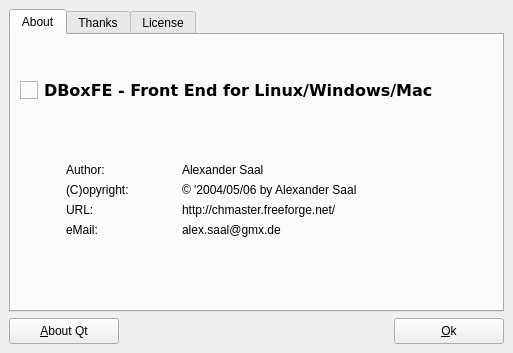
This is ui/about.ui in LasDesu/DBoxFE as Qt 5 draws it before an edit. The edited form follows.
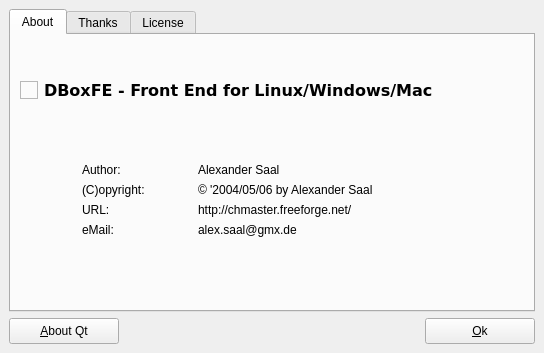
This is the edited form. Icons and pictures are not drawn.

Commit message: * you can now start dosbox with keymapper if the checkbox 'start Keymapper' is checked ... * thanks and license text is now diplay on about dialog * fixed the size of about dialog (no resize) * fixed the settings (you can now save the option 'start Keymapper') * disabeld language option (i work on german translation) * update kdevelop project file

```diff
--- a/ui/about.ui
+++ b/ui/about.ui
@@ -8,10 +8,22 @@
    <rect>
     <x>0</x>
     <y>0</y>
-    <width>513</width>
+    <width>544</width>
     <height>353</height>
    </rect>
   </property>
+  <property name="minimumSize" >
+   <size>
+    <width>544</width>
+    <height>353</height>
+   </size>
+  </property>
+  <property name="maximumSize" >
+   <size>
+    <width>544</width>
+    <height>353</height>
+   </size>
+  </property>
   <property name="windowTitle" >
    <string>About DBoxFE</string>
   </property>
@@ -25,67 +37,6 @@
    <property name="spacing" >
     <number>6</number>
    </property>
-   <item row="1" column="0" >
-    <layout class="QHBoxLayout" >
-     <property name="margin" >
-      <number>0</number>
-     </property>
-     <property name="spacing" >
-      <number>6</number>
-     </property>
-     <item>
-      <widget class="QPushButton" name="btnAboutQt" >
-       <property name="minimumSize" >
-        <size>
-         <width>110</width>
-         <height>26</height>
-        </size>
-       </property>
-       <property name="maximumSize" >
-        <size>
-         <width>110</width>
-         <height>26</height>
-        </size>
-       </property>
-       <property name="text" >
-        <string>&amp;About Qt</string>
-       </property>
-      </widget>
-     </item>
-     <item>
-      <spacer>
-       <property name="orientation" >
-        <enum>Qt::Horizontal</enum>
-       </property>
-       <property name="sizeHint" >
-        <size>
-         <width>81</width>
-         <height>20</height>
-        </size>
-       </property>
-      </spacer>
-     </item>
-     <item>
-      <widget class="QPushButton" name="btnOk" >
-       <property name="minimumSize" >
-        <size>
-         <width>110</width>
-         <height>26</height>
-        </size>
-       </property>
-       <property name="maximumSize" >
-        <size>
-         <width>110</width>
-         <height>26</height>
-        </size>
-       </property>
-       <property name="text" >
-        <string>&amp;Ok</string>
-       </property>
-      </widget>
-     </item>
-    </layout>
-   </item>
    <item row="0" column="0" >
     <widget class="QTabWidget" name="tabWidgetAbout" >
      <widget class="QWidget" name="tabAbout" >
@@ -99,15 +50,15 @@
        <property name="spacing" >
         <number>6</number>
        </property>
-       <item row="0" column="1" >
+       <item rowspan="3" row="2" column="0" >
         <spacer>
          <property name="orientation" >
-          <enum>Qt::Vertical</enum>
+          <enum>Qt::Horizontal</enum>
          </property>
          <property name="sizeHint" >
           <size>
-           <width>371</width>
-           <height>20</height>
+           <width>40</width>
+           <height>201</height>
           </size>
          </property>
         </spacer>
@@ -165,6 +116,19 @@
          </item>
         </layout>
        </item>
+       <item row="0" column="1" >
+        <spacer>
+         <property name="orientation" >
+          <enum>Qt::Vertical</enum>
+         </property>
+         <property name="sizeHint" >
+          <size>
+           <width>371</width>
+           <height>20</height>
+          </size>
+         </property>
+        </spacer>
+       </item>
        <item row="2" column="1" >
         <spacer>
          <property name="orientation" >
@@ -364,19 +328,6 @@
          </property>
         </spacer>
        </item>
-       <item rowspan="3" row="2" column="0" >
-        <spacer>
-         <property name="orientation" >
-          <enum>Qt::Horizontal</enum>
-         </property>
-         <property name="sizeHint" >
-          <size>
-           <width>40</width>
-           <height>201</height>
-          </size>
-         </property>
-        </spacer>
-       </item>
       </layout>
      </widget>
      <widget class="QWidget" name="tabThanks" >
@@ -424,6 +375,67 @@
      </widget>
     </widget>
    </item>
+   <item row="1" column="0" >
+    <layout class="QHBoxLayout" >
+     <property name="margin" >
+      <number>0</number>
+     </property>
+     <property name="spacing" >
+      <number>6</number>
+     </property>
+     <item>
+      <widget class="QPushButton" name="btnAboutQt" >
+       <property name="minimumSize" >
+        <size>
+         <width>110</width>
+         <height>26</height>
+        </size>
+       </property>
+       <property name="maximumSize" >
+        <size>
+         <width>110</width>
+         <height>26</height>
+        </size>
+       </property>
+       <property name="text" >
+        <string>&amp;About Qt</string>
+       </property>
+      </widget>
+     </item>
+     <item>
+      <spacer>
+       <property name="orientation" >
+        <enum>Qt::Horizontal</enum>
+       </property>
+       <property name="sizeHint" >
+        <size>
+         <width>81</width>
+         <height>20</height>
+        </size>
+       </property>
+      </spacer>
+     </item>
+     <item>
+      <widget class="QPushButton" name="btnOk" >
+       <property name="minimumSize" >
+        <size>
+         <width>110</width>
+         <height>26</height>
+        </size>
+       </property>
+       <property name="maximumSize" >
+        <size>
+         <width>110</width>
+         <height>26</height>
+        </size>
+       </property>
+       <property name="text" >
+        <string>&amp;Ok</string>
+       </property>
+      </widget>
+     </item>
+    </layout>
+   </item>
   </layout>
  </widget>
  <pixmapfunction></pixmapfunction>
```
The commit also changes 5 other files.
